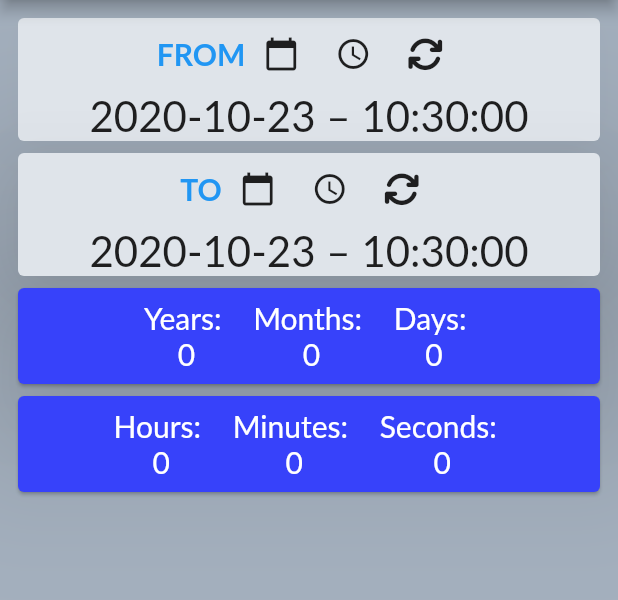
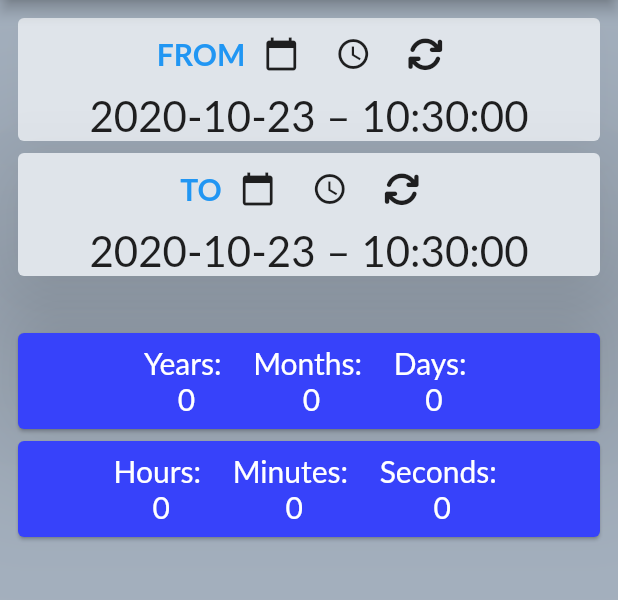
Before and after one commit to kamgolabek/time_calculator, a Flutter app: the screen it shows after launch, on a phone screen of 412 x 824 dp, the part 84-684 px from its top. Run offline on Flutter 3.47's test engine with Material 2 defaults, Android fonts, the phone set to English and light mode, and no system bars; our stand-ins replace flutter_datetime_picker, flutter_icons; Roboto replaces fonts that are missing (Lato).

Commit message:
release process rady

```diff
--- a/lib/main.dart
+++ b/lib/main.dart
@@ -1,7 +1,7 @@
 import 'package:flutter/material.dart';
 import 'package:provider/provider.dart';
-import 'package:time_calculator/provider/date_time_provider.dart';
-import 'package:time_calculator/screens/main_screen.dart';
+import 'provider/date_time_provider.dart';
+import 'screens/main_screen.dart';
 
 void main() => runApp(MyApp());
 
--- a/lib/screens/main_screen.dart
+++ b/lib/screens/main_screen.dart
@@ -1,6 +1,6 @@
 import 'package:flutter/material.dart';
-import 'package:time_calculator/widgets/time_difference_widget.dart';
-import 'package:time_calculator/widgets/time_selector_widget.dart';
+import '../widgets/time_difference_widget.dart';
+import '../widgets/time_selector_widget.dart';
 
 class MainScreen extends StatelessWidget {
   @override
@@ -18,6 +18,9 @@ class MainScreen extends StatelessWidget {
               child: Column(
             children: [
               TimeSelectorWidget(),
+              SizedBox(
+                height: 30,
+              ),
               TimeDifferenceWidget(),
             ],
           )),
--- a/lib/widgets/date_picker_widget.dart
+++ b/lib/widgets/date_picker_widget.dart
@@ -1,8 +1,7 @@
 import 'package:flutter/material.dart';
 import 'package:flutter_datetime_picker/flutter_datetime_picker.dart';
-import 'package:time_calculator/provider/date_time_provider.dart';
-import 'package:provider/provider.dart';
-import 'package:time_calculator/widgets/date-type.dart';
+import '../provider/date_time_provider.dart';
+import 'date-type.dart';
 
 class DatePickerWidget extends StatelessWidget {
   final DateTimeProvider dtProvider;
--- a/lib/widgets/diff.dart
+++ b/lib/widgets/diff.dart
@@ -1,5 +1,3 @@
-import 'package:time_calculator/provider/date_time_provider.dart';
-
 class Diff {
   bool reversedFromAndToDates = false;
   Duration duartion;
--- a/lib/widgets/time_difference_widget.dart
+++ b/lib/widgets/time_difference_widget.dart
@@ -1,6 +1,6 @@
 import 'package:flutter/material.dart';
 import 'package:provider/provider.dart';
-import 'package:time_calculator/provider/date_time_provider.dart';
+import '../provider/date_time_provider.dart';
 
 import 'diff.dart';
 
--- a/lib/widgets/time_selector_widget.dart
+++ b/lib/widgets/time_selector_widget.dart
@@ -1,7 +1,7 @@
 import 'package:flutter/material.dart';
-import 'package:time_calculator/provider/date_time_provider.dart';
-import 'package:time_calculator/widgets/date-type.dart';
-import 'package:time_calculator/widgets/date_picker_widget.dart';
+import '../provider/date_time_provider.dart';
+import 'date-type.dart';
+import 'date_picker_widget.dart';
 import 'package:provider/provider.dart';
 import 'package:intl/intl.dart';
 import 'package:flutter_icons/flutter_icons.dart';
```
Also changed, not shown: pubspec.yaml (+11 -1 lines), assets/launcher/icon.png (added), pubspec.lock, 24 other files.
